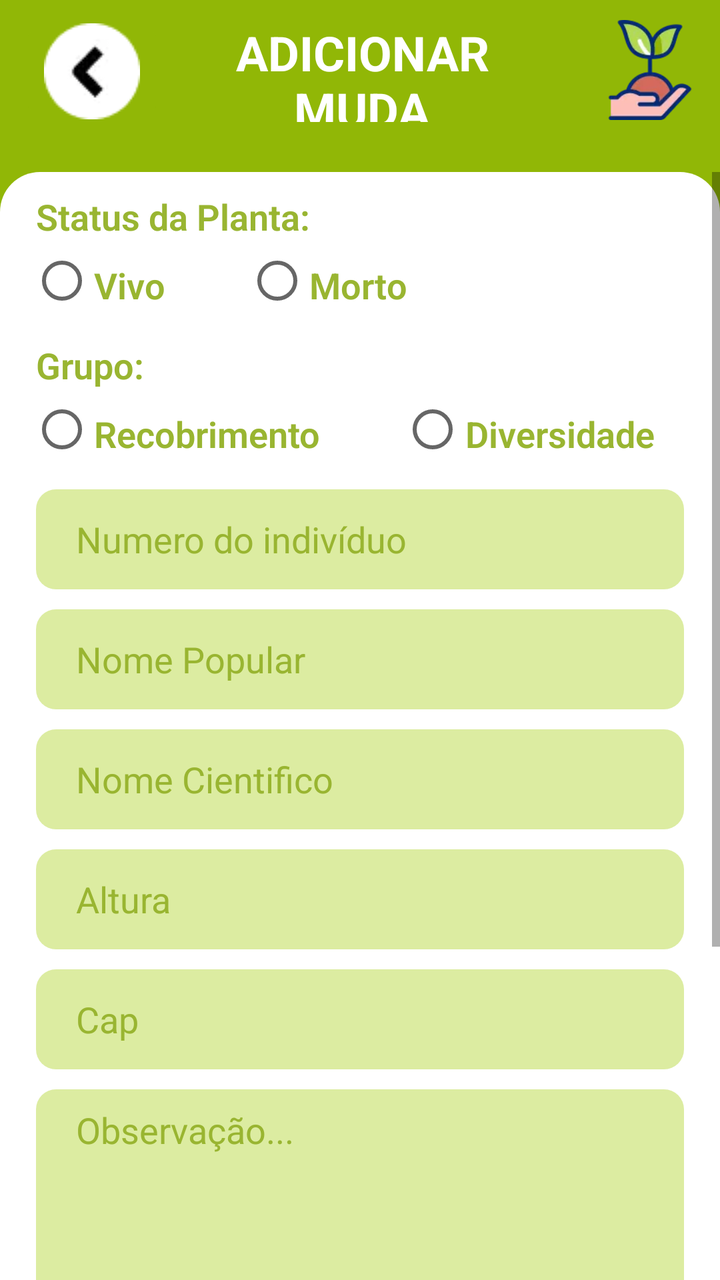
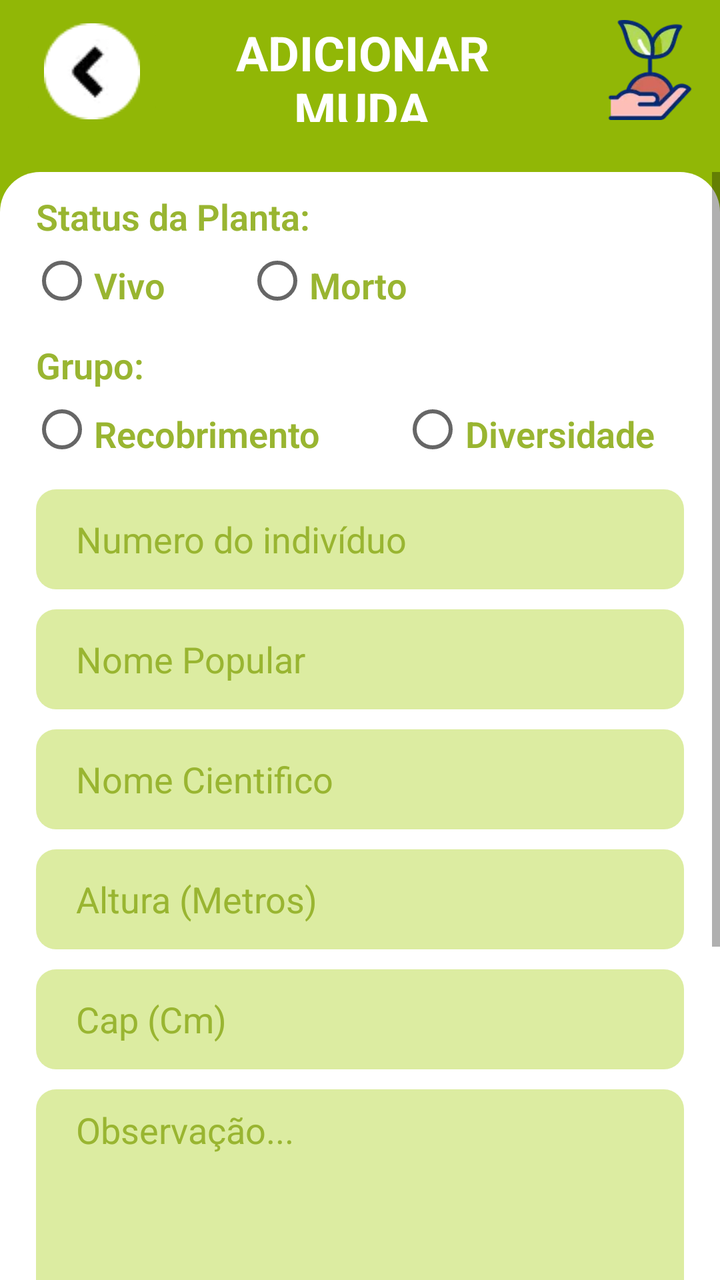

Before-and-after screenshots of an Android layout around one commit, followed by the original layout XML and the change that was made.
<!-- AndroidManifest.xml: application theme Theme.AnalyTree_Plus -->
<!-- res/layout/activity_add_seedling.xml -->
<?xml version="1.0" encoding="utf-8"?>
<LinearLayout xmlns:android="http://schemas.android.com/apk/res/android"
    xmlns:app="http://schemas.android.com/apk/res-auto"
    xmlns:tools="http://schemas.android.com/tools"
    android:id="@+id/main"
    android:layout_width="match_parent"
    android:layout_height="match_parent"
    android:background="@color/green_700"
    android:orientation="vertical"
    tools:context=".view.MainActivity">

    <LinearLayout
        android:layout_width="match_parent"
        android:layout_height="wrap_content"
        android:layout_gravity="center"
        android:orientation="horizontal">


        <ImageButton
            android:id="@+id/btnBackScreenSeedling"
            android:layout_width="72dp"
            android:layout_height="match_parent"
            android:backgroundTint="@color/green_700"
            android:layout_marginRight="10dp"
            android:layout_marginLeft="10dp"
            android:layout_marginTop="10dp"
            app:srcCompat="@drawable/back_button_icon" />

        <TextView
            android:id="@+id/txtTitleMain"
            android:layout_width="match_parent"
            android:layout_height="51dp"
            android:layout_marginTop="10dp"
            android:layout_marginRight="20dp"
            android:layout_weight="1"
            android:gravity="center"
            android:text="ADICIONAR MUDA"
            android:textColor="@color/white"
            android:textFontWeight="700"
            android:textSize="24dp" />

        <ImageView
            android:id="@+id/imgIconParcelaView"
            android:layout_width="50dp"
            android:layout_height="50dp"
            android:layout_marginRight="10dp"
            android:layout_marginLeft="10dp"
            android:layout_marginTop="10dp"
            android:src="@drawable/seedling_icon" />

    </LinearLayout>


    <LinearLayout
        android:layout_width="match_parent"
        android:layout_height="match_parent"
        android:orientation="vertical"
        android:background="@drawable/shape_container_itens"
        android:layout_marginTop="25dp"
        >

        <ScrollView
            android:layout_width="match_parent"
            android:layout_height="match_parent"
            >
        <LinearLayout
            android:layout_width="match_parent"
            android:layout_height="match_parent"
            android:orientation="vertical">

        <TextView
            android:id="@+id/textStatusSeedling"
            android:layout_width="match_parent"
            android:layout_height="wrap_content"
            android:layout_marginLeft="18dp"
            android:layout_marginTop="10dp"
            android:layout_marginBottom="10dp"
            android:layout_marginRight="18dp"
            android:textFontWeight="600"
            android:textSize="18dp"
            android:textColor="#99B531"
            android:text="Status da Planta:" />

        <RadioGroup
            android:id="@+id/radioStatusSeedlings"
            android:layout_width="match_parent"
            android:layout_height="wrap_content"
            android:orientation="horizontal"
            android:layout_marginBottom="10dp">

            <RadioButton
                android:id="@+id/checkboxStatusLife"
                android:layout_width="wrap_content"
                android:layout_height="20dp"
                android:textFontWeight="600"
                android:layout_marginLeft="15dp"
                android:textSize="18dp"
                android:textColor="#99B531"
                android:text="Vivo"
                android:tag="Vivo"/>

            <RadioButton
                android:id="@+id/checkboxStatusDeath"
                android:layout_width="wrap_content"
                android:layout_height="20dp"
                android:layout_marginLeft="40dp"
                android:gravity="center"
                android:text="Morto"
                android:textColor="#99B531"
                android:textFontWeight="600"
                android:textSize="18dp"
                android:tag="Morto"/>

        </RadioGroup>

        <TextView
            android:id="@+id/textGroupSeedling"
            android:layout_width="match_parent"
            android:layout_height="wrap_content"
            android:layout_marginLeft="18dp"
            android:layout_marginTop="10dp"
            android:layout_marginBottom="10dp"
            android:layout_marginRight="18dp"
            android:textFontWeight="600"
            android:textSize="18dp"
            android:textColor="#99B531"
            android:text="Grupo:"/>

        <RadioGroup
            android:id="@+id/radioGroupSeedlings"
            android:layout_width="match_parent"
            android:layout_height="wrap_content"
            android:orientation="horizontal"
            android:layout_marginBottom="10dp">

            <RadioButton
                android:id="@+id/checkboxGroupRecobr"
                android:layout_width="wrap_content"
                android:layout_height="20dp"
                android:textFontWeight="600"
                android:layout_marginLeft="15dp"
                android:textSize="18dp"
                android:textColor="#99B531"
                android:text="Recobrimento"
                android:tag="Recobrimento"/>

            <RadioButton
                android:id="@+id/checkboxGroupDiversity"
                android:layout_width="wrap_content"
                android:layout_height="20dp"
                android:layout_marginLeft="40dp"
                android:gravity="center"
                android:text="Diversidade"
                android:textColor="#99B531"
                android:textFontWeight="600"
                android:textSize="18dp"
                android:tag="Diversidade"/>

        </RadioGroup>
        <LinearLayout
            android:layout_width="match_parent"
            android:layout_height="524dp"
            android:orientation="vertical">


            <EditText
                android:id="@+id/inputIndividualNumber"
                android:layout_width="match_parent"
                android:layout_height="50dp"
                android:layout_marginLeft="18dp"
                android:layout_marginTop="10dp"
                android:layout_marginRight="18dp"
                android:background="@drawable/button_layout"
                android:backgroundTint="@color/light_green"
                android:ems="10"
                android:hint="Numero do indivíduo"
                android:inputType="number"
                android:paddingLeft="20dp"
                android:textColorHint="@color/green_dark" />

            <EditText
                android:id="@+id/inputPopularName"
                android:layout_width="match_parent"
                android:layout_height="50dp"
                android:layout_marginLeft="18dp"
                android:layout_marginTop="10dp"
                android:layout_marginRight="18dp"
                android:background="@drawable/button_layout"
                android:backgroundTint="@color/light_green"
                android:ems="10"
                android:hint="Nome Popular"
                android:inputType="text"
                android:paddingLeft="20dp"
                android:textColorHint="@color/green_dark" />

            <EditText
                android:id="@+id/inputCientificName"
                android:layout_width="match_parent"
                android:layout_height="50dp"
                android:layout_marginLeft="18dp"
                android:layout_marginTop="10dp"
                android:layout_marginRight="18dp"
                android:background="@drawable/button_layout"
                android:backgroundTint="@color/light_green"
                android:ems="10"
                android:hint="Nome Cientifico"
                android:inputType="text"
                android:paddingLeft="20dp"
                android:textColorHint="@color/green_dark"/>

            <EditText
                android:id="@+id/inputHeightSeedling"
                android:layout_width="match_parent"
                android:layout_height="50dp"
                android:layout_marginLeft="18dp"
                android:layout_marginTop="10dp"
                android:layout_marginRight="18dp"
                android:background="@drawable/button_layout"
                android:backgroundTint="@color/light_green"
                android:ems="10"
                android:hint="Altura"
                android:inputType="text"
                android:paddingLeft="20dp"
                android:textColorHint="@color/green_dark" />

            <EditText
                android:id="@+id/inputCAPSeedling"
                android:layout_width="match_parent"
                android:layout_height="50dp"
                android:layout_marginLeft="18dp"
                android:layout_marginTop="10dp"
                android:layout_marginRight="18dp"
                android:background="@drawable/button_layout"
                android:backgroundTint="@color/light_green"
                android:ems="10"
                android:hint="Cap"
                android:inputType="text"
                android:paddingLeft="20dp"
                android:textColorHint="@color/green_dark"/>


            <EditText
                android:id="@+id/inputObservationSeedling"
                android:layout_width="match_parent"
                android:layout_height="150dp"
                android:layout_marginLeft="18dp"
                android:layout_marginTop="10dp"
                android:layout_marginRight="18dp"
                android:background="@drawable/button_layout"
                android:backgroundTint="@color/light_green"
                android:ems="10"
                android:gravity="start"
                android:hint="Observação..."
                android:inputType="textMultiLine"
                android:paddingLeft="20dp"
                android:textColorHint="@color/green_dark" />


        </LinearLayout>

        <LinearLayout
            android:layout_width="match_parent"
            android:layout_height="60dp"
            android:gravity="center"
            android:orientation="vertical">

            <Button
                android:id="@+id/btnSaveAltSeedling"
                android:layout_width="260dp"
                android:layout_height="45dp"
                android:background="@drawable/button_layout"
                android:backgroundTint="@color/brown_700"
                android:drawableLeft="@drawable/save_icon"
                android:drawablePadding="8dp"
                android:gravity="center_vertical"
                android:paddingLeft="70dp"
                android:paddingBottom="20px"
                android:text="SALVAR"
                android:textColor="@color/light_brown"
                android:textFontWeight="500"
                android:textSize="18dp" />

        </LinearLayout>

        <LinearLayout
            android:layout_width="match_parent"
            android:layout_height="60dp"
            android:gravity="center"
            android:orientation="vertical">


            <Button
                android:id="@+id/btnClearFormSeedling"
                android:layout_width="260dp"
                android:layout_height="45dp"
                android:background="@drawable/button_layout"
                android:backgroundTint="@color/brown_700"
                android:drawableLeft="@drawable/clear_icon"
                android:drawablePadding="8dp"
                android:gravity="center_vertical"
                android:paddingLeft="70dp"
                android:paddingBottom="20px"
                android:text="LIMPAR"
                android:textColor="@color/light_brown"
                android:textFontWeight="500"
                android:textSize="18dp"  />
        </LinearLayout>

        </LinearLayout>

        </ScrollView>
        </LinearLayout>


    <androidx.recyclerview.widget.RecyclerView
        android:layout_width="match_parent"
        android:layout_height="match_parent">


    </androidx.recyclerview.widget.RecyclerView>


</LinearLayout>
<!-- resources referenced by this layout -->
<resources>
  <color name="brown_700">#B55348</color>
  <color name="green_700">#91B706</color>
  <color name="green_dark">#99B531</color>
  <color name="light_brown">#EEB9B3</color>
  <color name="light_green">#DCECA1</color>
  <color name="white">#FFFFFFFF</color>
  <!-- drawable back_button_icon: webp bitmap (drawable, 512 bytes) -->
  <!-- drawable button_layout (drawable) -->
  <?xml version="1.0" encoding="utf-8"?>
  <shape xmlns:android="http://schemas.android.com/apk/res/android">
      <corners android:radius="10dp"/>
      <solid android:color="@color/brown_700"/>
      <padding
          android:left="8dp"
          android:top="8dp"
          android:right="8dp"
          android:bottom="8dp"/>
  
  </shape>
  <!-- drawable clear_icon: png bitmap (drawable, 346 bytes) -->
  <!-- drawable save_icon: webp bitmap (drawable, 298 bytes) -->
  <!-- drawable seedling_icon: webp bitmap (drawable, 2772 bytes) -->
  <!-- drawable shape_container_itens (drawable) -->
  <?xml version="1.0" encoding="utf-8"?>
  <shape xmlns:android="http://schemas.android.com/apk/res/android">
  <solid android:color="@color/white" />
      <corners
          android:topRightRadius="20dp"
          android:topLeftRadius="20dp"
          />
  </shape>
  <style name="Theme.AnalyTree_Plus" parent="Base.Theme.AnalyTree_Plus" />
  <style name="Base.Theme.AnalyTree_Plus" parent="Theme.AppCompat.Light.NoActionBar">
          
          
          <item name="fontFamily">sans-serif</item>
  
      </style>
</resources>

<!-- the commit's change to res/layout/activity_add_seedling.xml (unified diff, before → after) -->
@@ -218,7 +218,7 @@
                 android:background="@drawable/button_layout"
                 android:backgroundTint="@color/light_green"
                 android:ems="10"
-                android:hint="Altura"
+                android:hint="Altura (Metros)"
                 android:inputType="text"
                 android:paddingLeft="20dp"
                 android:textColorHint="@color/green_dark" />
@@ -233,7 +233,7 @@
                 android:background="@drawable/button_layout"
                 android:backgroundTint="@color/light_green"
                 android:ems="10"
-                android:hint="Cap"
+                android:hint="Cap (Cm)"
                 android:inputType="text"
                 android:paddingLeft="20dp"
                 android:textColorHint="@color/green_dark"/>
